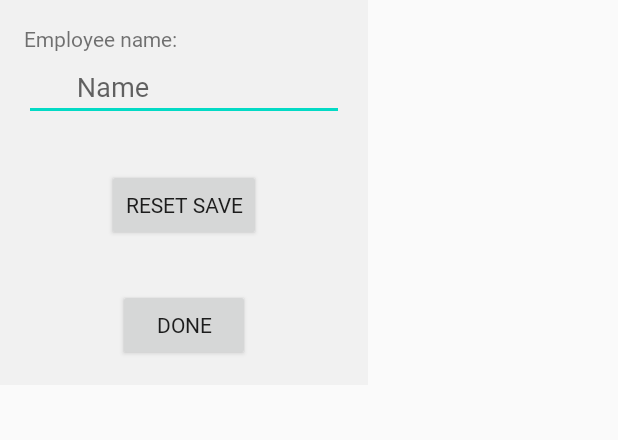
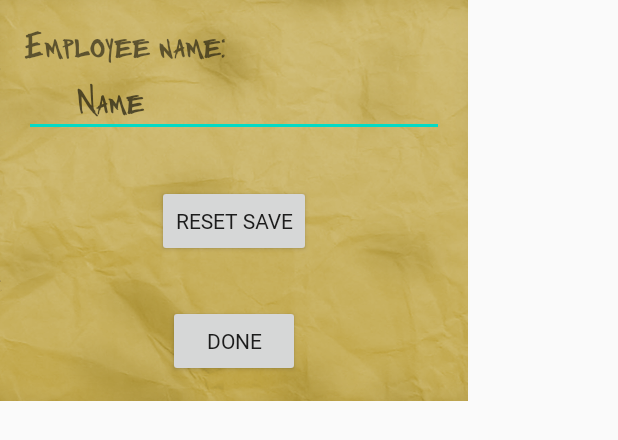
Before and after one commit to RedSoutherly/tac, an Android app: the layout activity_options_menu.xml on its own in the app's theme, with its tools: preview values and no code run, on a phone screen of 412 x 824 dp. Shown: the top 440 px of the screen. Run offline under Robolectric (Android 15) with nearby library versions, the light colour scheme and no system bars.

Commit message:
Dialog backgrounds + incorrect item fixes
Can no longer get a high score from spamming

```diff
--- a/AndroidStudioProject/app/src/main/java/com/tommyhasselman/termsconditions/ConveyorActivity.java
+++ b/AndroidStudioProject/app/src/main/java/com/tommyhasselman/termsconditions/ConveyorActivity.java
@@ -82,9 +82,11 @@ public class ConveyorActivity extends AppCompatActivity {
                 if(order.isCorrectlyPacked()) {
                     ordersCompleted++;
                     lightImageView.setColorFilter(Color.argb(50,0,255,0));
+                    controller.IncrementIncorrectItemChance();
                 } else {
                     ordersCompleted--;
                     lightImageView.setColorFilter(Color.argb(50,255,0,0));
+                    //controller.DecrementIncorrectItemChance();
                 }
                 updateScore();
 
@@ -97,9 +99,11 @@ public class ConveyorActivity extends AppCompatActivity {
                 if(!order.isCorrectlyPacked()) {
                     ordersCompleted++;
                     lightImageView.setColorFilter(Color.argb(50,0,255,0));
+                    controller.DecrementIncorrectItemChance();
                 } else {
                     ordersCompleted--;
                     lightImageView.setColorFilter(Color.argb(50,255,0,0));
+                    //controller.DecrementIncorrectItemChance();
                 }
                 updateScore();
 
--- a/AndroidStudioProject/app/src/main/res/layout/activity_options_menu.xml
+++ b/AndroidStudioProject/app/src/main/res/layout/activity_options_menu.xml
@@ -4,7 +4,7 @@
     xmlns:tools="http://schemas.android.com/tools"
     android:layout_width="wrap_content"
     android:layout_height="wrap_content"
-    android:background="#F1F1F1"
+    android:background="@drawable/paper"
     tools:context=".OptionsMenu">
 
     <Button
@@ -29,11 +29,12 @@
         android:layout_marginEnd="16dp"
         android:layout_marginRight="16dp"
         android:ems="10"
-        android:fontFamily="@font/amazonfont"
+        android:fontFamily="@font/twinmarker"
         android:hint="Name"
         android:inputType="textPersonName"
         android:paddingLeft="16pt"
         android:paddingRight="16pt"
+        android:textSize="24sp"
         app:layout_constraintEnd_toEndOf="parent"
         app:layout_constraintHorizontal_bias="0.497"
         app:layout_constraintStart_toStartOf="parent"
@@ -44,8 +45,9 @@
         android:layout_width="wrap_content"
         android:layout_height="wrap_content"
         android:layout_marginTop="16dp"
-        android:fontFamily="@font/amazonfont"
+        android:fontFamily="@font/twinmarker"
         android:text="Employee name:"
+        android:textSize="24sp"
         app:layout_constraintStart_toStartOf="@+id/editTextTextPersonName"
         app:layout_constraintTop_toTopOf="parent" />
 
--- a/AndroidStudioProject/app/src/main/res/layout/activity_order_dialog.xml
+++ b/AndroidStudioProject/app/src/main/res/layout/activity_order_dialog.xml
@@ -5,7 +5,7 @@
     android:id="@+id/orderFlex"
     android:layout_width="match_parent"
     android:layout_height="match_parent"
-    android:background="#244577"
+    android:background="@drawable/screentexture"
     app:alignContent="flex_start"
     app:alignItems="flex_start"
     app:flexWrap="wrap"
```
Also changed, not shown: AndroidStudioProject/app/src/main/java/com/tommyhasselman/termsconditions/BoxDialog.java (+14 -6 lines), AndroidStudioProject/app/src/main/java/com/tommyhasselman/termsconditions/Controller.java (+15 -1 lines), AndroidStudioProject/app/src/main/java/com/tommyhasselman/termsconditions/model/Order.java (+15 -5 lines), AndroidStudioProject/app/src/main/java/com/tommyhasselman/termsconditions/model/OrderItem.java (+4 -4 lines), AndroidStudioProject/app/src/main/res/drawable/box_open_cropped.png, AndroidStudioProject/app/src/main/res/drawable/paper.png (added), AndroidStudioProject/app/src/main/res/drawable/screentexture.png (added), 2 other files.
